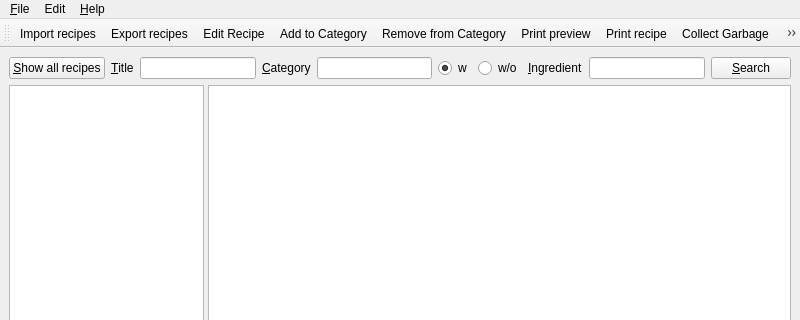
wedesoft/anymeal, file anymeal/main_window.ui: the form before one commit; both pictures show x 0 to 800 and y 0 to 320 of the 800 by 600 pixel window.
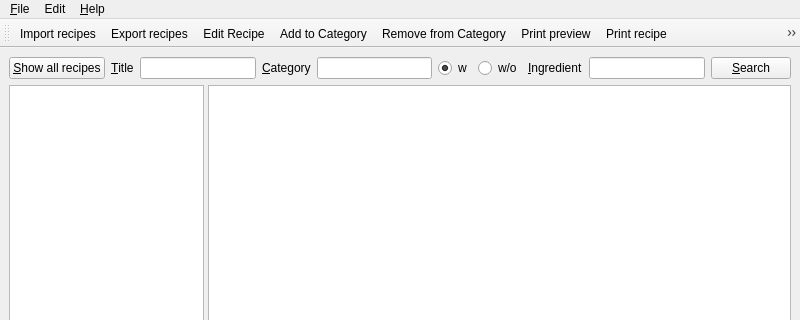
The form after the commit. Icons and pictures are not drawn.

Commit message: Use calculator icon for unit converter

```diff
--- a/anymeal/main_window.ui
+++ b/anymeal/main_window.ui
@@ -217,6 +217,7 @@
    <addaction name="action_remove_from_category"/>
    <addaction name="action_preview"/>
    <addaction name="action_print"/>
+   <addaction name="action_open_converter"/>
    <addaction name="action_collect_garbage"/>
    <addaction name="action_delete"/>
    <addaction name="action_quit"/>
```
Left out of the diff: 4 changed lines with no effect on the pictures. The commit also changes 4 other files.
